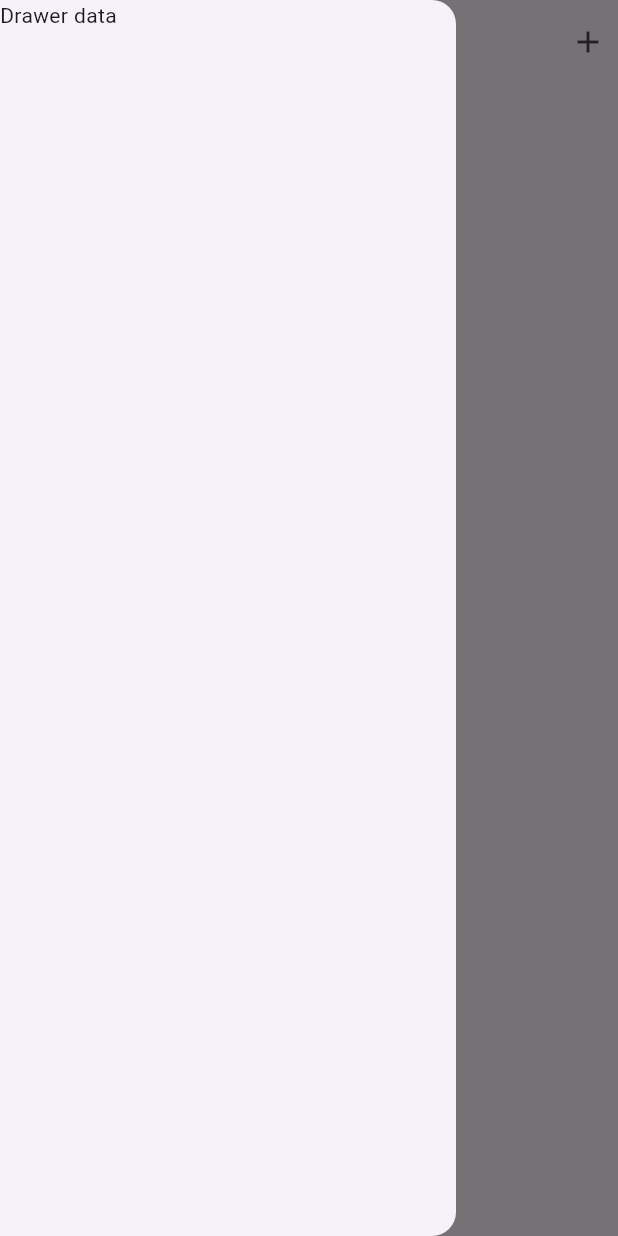
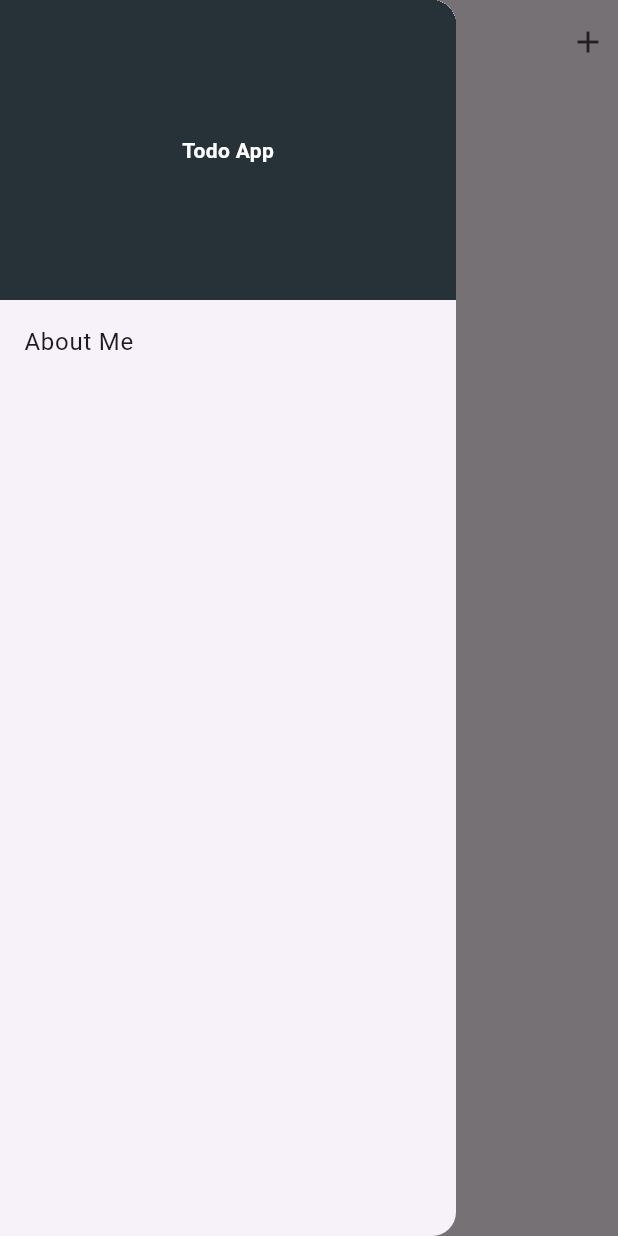
Before and after one commit to asvpxvivien/todoapp, a Flutter app: the screen it shows after launch, with the side drawer open, on a phone screen of 412 x 824 dp. Run offline on Flutter 3.47's test engine with Material 3 defaults, Android fonts, the phone set to English and light mode, and no system bars; our stand-ins replace shared_preferences.

Commit message:
adding the Drawer

```diff
--- a/lib/mainScreen.dart
+++ b/lib/mainScreen.dart
@@ -81,7 +81,27 @@ class _MainscreenState extends State<Mainscreen> {
   @override
   Widget build(BuildContext context) {
     return Scaffold(
-      drawer: Drawer(child: Text("Drawer data")),
+      drawer: Drawer(
+        child: Column(
+          children: [
+            Container(
+              color: Colors.blueGrey[900],
+              height: 200,
+              width: double.infinity,
+              child: Center(
+                child: Text(
+                  "Todo App",
+                  style: TextStyle(
+                    color: Colors.white,
+                    fontWeight: FontWeight.bold,
+                  ),
+                ),
+              ),
+            ),
+            ListTile(title: Text("About Me")),
+          ],
+        ),
+      ),
       appBar: AppBar(
         centerTitle: true,
         title: Text("Todo App"),
```
